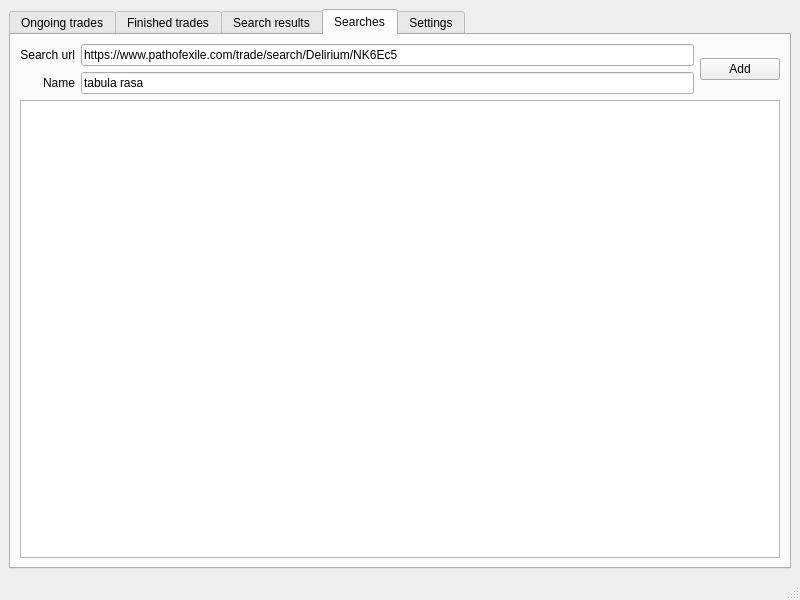
Above: mainwindow.ui from azais-corentin/StillSane before the change. Below: the same form after it.
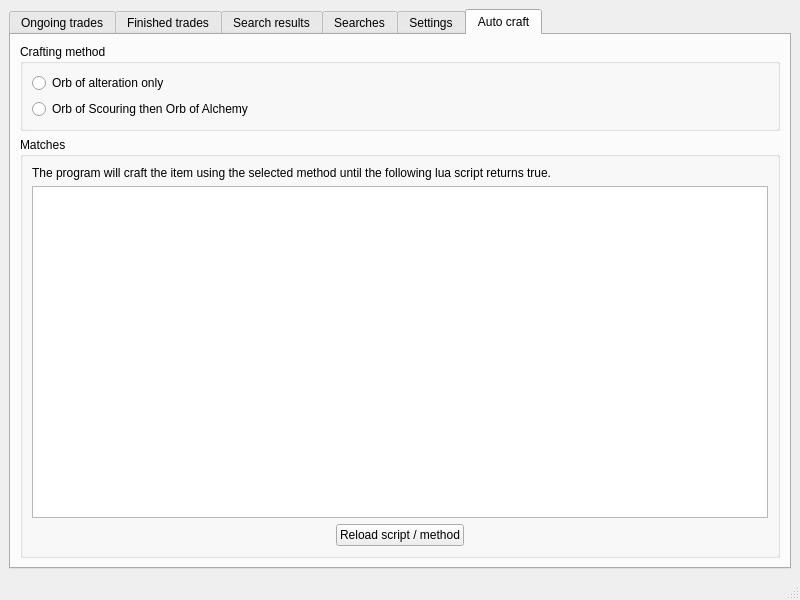
That is the form after the change.

Commit message: Add 'Auto Craft' ui tab

```diff
--- a/mainwindow.ui
+++ b/mainwindow.ui
@@ -18,7 +18,7 @@
     <item row="0" column="0">
      <widget class="QTabWidget" name="mainTabWidget">
       <property name="currentIndex">
-       <number>3</number>
+       <number>5</number>
       </property>
       <widget class="QWidget" name="tabOngoingTrades">
        <attribute name="title">
@@ -170,6 +170,88 @@
         </item>
        </layout>
       </widget>
+      <widget class="QWidget" name="tabAutoCraft">
+       <attribute name="title">
+        <string>Auto craft</string>
+       </attribute>
+       <layout class="QGridLayout" name="gridLayout_7">
+        <item row="0" column="0">
+         <widget class="QGroupBox" name="grpCraftingMethod">
+          <property name="title">
+           <string>Crafting method</string>
+          </property>
+          <layout class="QVBoxLayout" name="verticalLayout">
+           <item>
+            <widget class="QRadioButton" name="radioAltOnly">
+             <property name="text">
+              <string>Orb of alteration only</string>
+             </property>
+            </widget>
+           </item>
+           <item>
+            <widget class="QRadioButton" name="radioScourAlch">
+             <property name="text">
+              <string>Orb of Scouring then Orb of Alchemy</string>
+             </property>
+            </widget>
+           </item>
+          </layout>
+         </widget>
+        </item>
+        <item row="1" column="0">
+         <widget class="QGroupBox" name="grpMatches">
+          <property name="title">
+           <string>Matches</string>
+          </property>
+          <layout class="QGridLayout" name="gridLayout_8">
+           <item row="2" column="1">
+            <widget class="QPushButton" name="bReloadLua">
+             <property name="text">
+              <string>Reload script / method</string>
+             </property>
+            </widget>
+           </item>
+           <item row="2" column="0">
+            <spacer name="horizontalSpacer">
+             <property name="orientation">
+              <enum>Qt::Horizontal</enum>
+             </property>
+             <property name="sizeHint" stdset="0">
+              <size>
+               <width>40</width>
+               <height>20</height>
+              </size>
+             </property>
+            </spacer>
+           </item>
+           <item row="2" column="2">
+            <spacer name="horizontalSpacer_2">
+             <property name="orientation">
+              <enum>Qt::Horizontal</enum>
+             </property>
+             <property name="sizeHint" stdset="0">
+              <size>
+               <width>40</width>
+               <height>20</height>
+              </size>
+             </property>
+            </spacer>
+           </item>
+           <item row="1" column="0" colspan="3">
+            <widget class="QTextEdit" name="eLua"/>
+           </item>
+           <item row="0" column="0" colspan="3">
+            <widget class="QLabel" name="lMatchesHelp">
+             <property name="text">
+              <string>The program will craft the item using the selected method until the following lua script returns true.</string>
+             </property>
+            </widget>
+           </item>
+          </layout>
+         </widget>
+        </item>
+       </layout>
+      </widget>
      </widget>
     </item>
    </layout>
```
